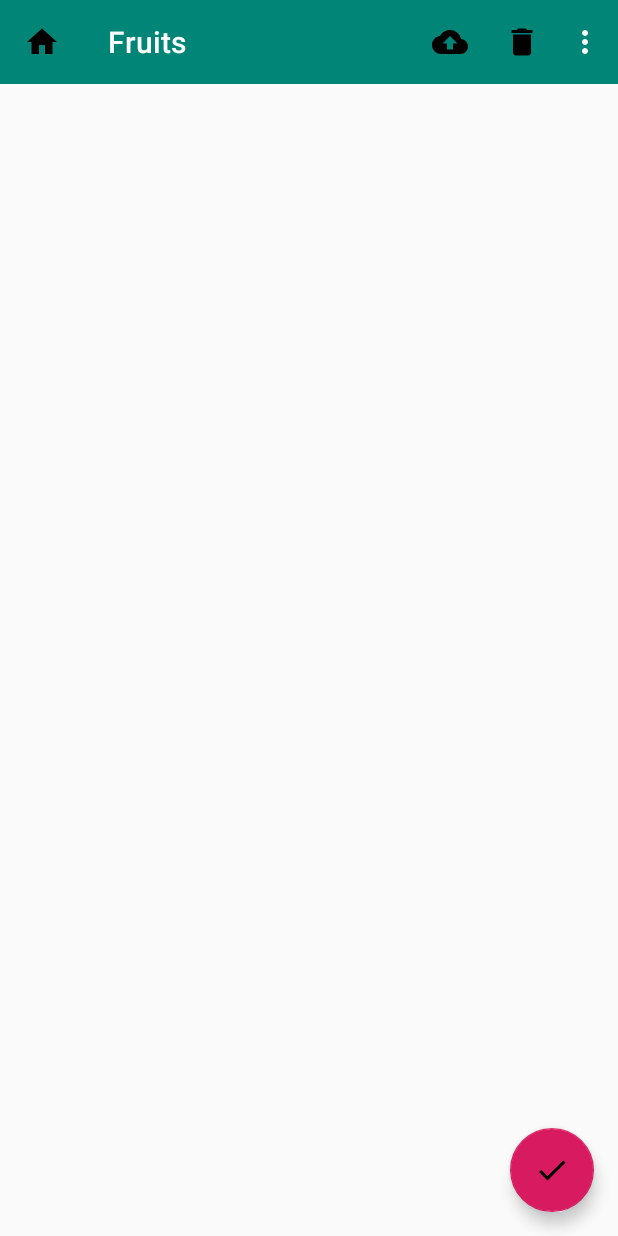
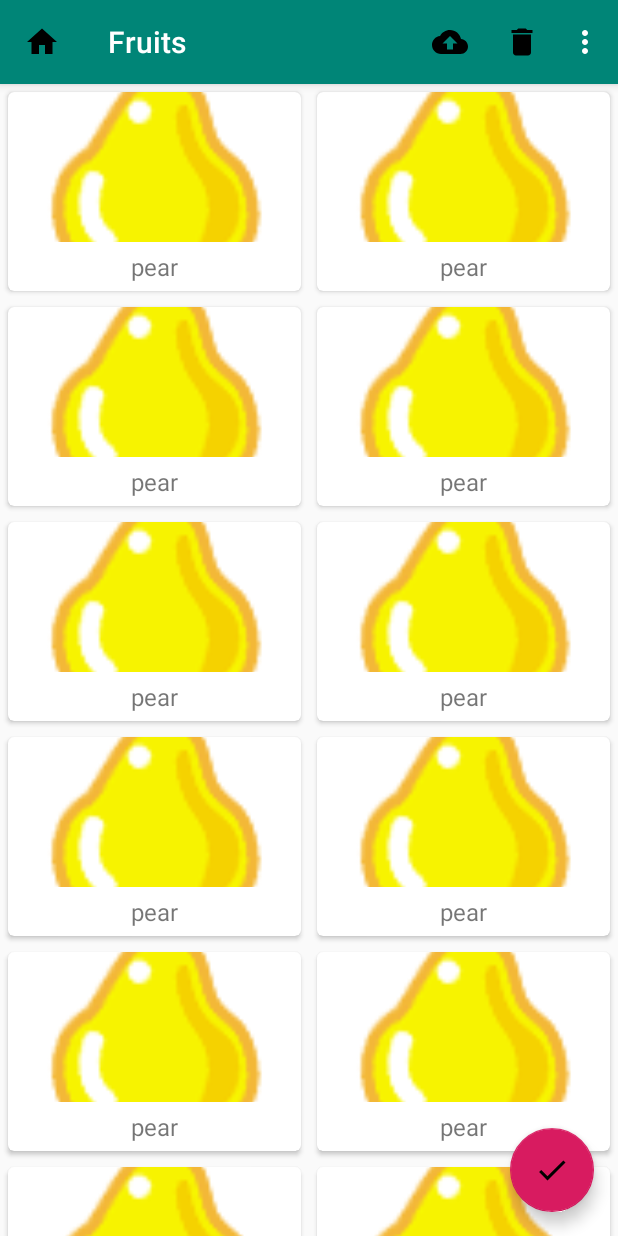
Before and after one commit to wuyantian/androidstudy, an Android app: the screen it shows after launch (MainActivity), on a phone screen of 412 x 824 dp. Run offline under Robolectric (Android 15) with nearby library versions, the phone set to English and light mode, and no system bars.

Commit message:
“添加卡片式布局”

```diff
--- a/MaterialDesignTest/app/build.gradle
+++ b/MaterialDesignTest/app/build.gradle
@@ -27,4 +27,8 @@ dependencies {
     androidTestImplementation 'com.android.support.test:runner:1.0.2'
     androidTestImplementation 'com.android.support.test.espresso:espresso-core:3.0.2'
     implementation 'com.android.support:design:28.0.0'
+    implementation 'com.android.support:design:28.0.0'
+    implementation 'com.android.support:cardview-v7:28.0.0'
+    implementation 'com.android.support:recyclerview-v7:28.0.0'
+    implementation 'com.github.bumptech.glide:glide:4.9.0'
 }
--- /dev/null
+++ b/MaterialDesignTest/app/src/main/java/com/example/materialdesigntest/Fruit.java
@@ -0,0 +1,19 @@
+package com.example.materialdesigntest;
+
+public class Fruit {
+    private String name;
+    private int imageId;
+
+    public Fruit(String name, int imageId) {
+        this.name = name;
+        this.imageId = imageId;
+    }
+
+    public String getName() {
+        return name;
+    }
+
+    public int getImageId() {
+        return imageId;
+    }
+}
--- /dev/null
+++ b/MaterialDesignTest/app/src/main/java/com/example/materialdesigntest/FruitAdapter.java
@@ -0,0 +1,59 @@
+package com.example.materialdesigntest;
+
+import android.content.Context;
+import android.support.annotation.NonNull;
+import android.support.v7.widget.CardView;
+import android.support.v7.widget.RecyclerView;
+import android.view.LayoutInflater;
+import android.view.View;
+import android.view.ViewGroup;
+import android.widget.ImageView;
+import android.widget.TextView;
+
+import com.bumptech.glide.Glide;
+
+import java.util.List;
+
+public class FruitAdapter extends RecyclerView.Adapter<FruitAdapter.ViewHolder> {
+    private Context mContext;
+    private List<Fruit>mFruitList;
+
+    public FruitAdapter(List<Fruit> mFruitList) {
+        this.mFruitList = mFruitList;
+    }
+
+    @NonNull
+    @Override
+    public ViewHolder onCreateViewHolder(@NonNull ViewGroup viewGroup, int i) {
+        if (mContext==null){
+            mContext=viewGroup.getContext();
+        }
+        View view= LayoutInflater.from(mContext).inflate(R.layout.fruit_item,viewGroup,false);
+        return new ViewHolder(view);
+    }
+
+    @Override
+    public void onBindViewHolder(@NonNull ViewHolder viewHolder, int i) {
+        Fruit fruit=mFruitList.get(i);
+        viewHolder.fruitName.setText(fruit.getName());
+        Glide.with(mContext).load(fruit.getImageId()).into(viewHolder.fruitImage);
+
+    }
+
+    @Override
+    public int getItemCount() {
+        return mFruitList.size();
+    }
+
+    public class ViewHolder extends RecyclerView.ViewHolder {
+        CardView cardView;
+        ImageView fruitImage;
+        TextView fruitName;
+        public ViewHolder(@NonNull View itemView) {
+            super(itemView);
+            cardView=(CardView)itemView;
+            fruitImage=itemView.findViewById(R.id.fruit_image);
+            fruitName=itemView.findViewById(R.id.fruit_name);
+        }
+    }
+}
--- a/MaterialDesignTest/app/src/main/java/com/example/materialdesigntest/MainActivity.java
+++ b/MaterialDesignTest/app/src/main/java/com/example/materialdesigntest/MainActivity.java
@@ -9,6 +9,8 @@ import android.support.v4.widget.DrawerLayout;
 import android.support.v7.app.ActionBar;
 import android.support.v7.app.AppCompatActivity;
 import android.os.Bundle;
+import android.support.v7.widget.GridLayoutManager;
+import android.support.v7.widget.RecyclerView;
 import android.support.v7.widget.Toolbar;
 import android.view.Menu;
 import android.view.MenuItem;
@@ -16,20 +18,37 @@ import android.view.View;
 import android.widget.GridLayout;
 import android.widget.Toast;
 
+import java.util.ArrayList;
+import java.util.List;
+import java.util.Random;
+
 public class MainActivity extends AppCompatActivity {
     private Toolbar toolbar;
     private DrawerLayout drawerLayout;
     private NavigationView navigationView;
     private FloatingActionButton fab;
-
+    private Fruit[]fruits={new Fruit("apple",R.drawable.apple_pic),new Fruit("banana",R.drawable.banana_pic)
+    ,new Fruit("cherry",R.drawable.cherry_pic),new Fruit("grape",R.drawable.grape_pic)
+            ,new Fruit("mango",R.drawable.mango_pic),
+            new Fruit("orange",R.drawable.orange_pic),
+            new Fruit("pear",R.drawable.pear_pic),
+            new Fruit("pineapple",R.drawable.pineapple_pic),
+            new Fruit("strawberry",R.drawable.strawberry_pic),
+            new Fruit("watermelon",R.drawable.watermelon_pic)
+    };
+    private List<Fruit>fruitList=new ArrayList<>();
+    private FruitAdapter adapter;
+    private RecyclerView recyclerView;
     @Override
     protected void onCreate(Bundle savedInstanceState) {
         super.onCreate(savedInstanceState);
         setContentView(R.layout.activity_main);
+        initFruits();
         toolbar=findViewById(R.id.tool_bar);
         setSupportActionBar(toolbar);
         drawerLayout=findViewById(R.id.drawer_layout);
         navigationView=findViewById(R.id.nav_view);
+        recyclerView=findViewById(R.id.recycler_view);
         fab=findViewById(R.id.fab);
         ActionBar actionBar=getSupportActionBar();
         if (actionBar!=null){
@@ -56,6 +75,11 @@ public class MainActivity extends AppCompatActivity {
 
             }
         });
+
+        GridLayoutManager layoutManager=new GridLayoutManager(this,2);
+        recyclerView.setLayoutManager(layoutManager);
+        adapter=new FruitAdapter(fruitList);
+        recyclerView.setAdapter(adapter);
 
     }
 
@@ -84,4 +108,12 @@ public class MainActivity extends AppCompatActivity {
         }
         return true;
     }
+    private void initFruits(){
+        fruitList.clear();
+        for (int i=0;i<50;i++){
+            Random random=new Random();
+            int index=random.nextInt(fruits.length);
+            fruitList.add(fruits[index]);
+        }
+    }
 }
--- a/MaterialDesignTest/app/src/main/res/layout/activity_main.xml
+++ b/MaterialDesignTest/app/src/main/res/layout/activity_main.xml
@@ -7,6 +7,9 @@
     <android.support.design.widget.CoordinatorLayout
         android:layout_width="match_parent"
         android:layout_height="match_parent">
+        <android.support.design.widget.AppBarLayout
+            android:layout_width="match_parent"
+            android:layout_height="wrap_content">
             <android.support.v7.widget.Toolbar
                 android:id="@+id/tool_bar"
                 android:layout_width="match_parent"
@@ -14,6 +17,13 @@
                 android:background="?attr/colorPrimary"
                 android:theme="@style/ThemeOverlay.AppCompat.Dark.ActionBar"
                 app:popupTheme="@style/ThemeOverlay.AppCompat.Light"></android.support.v7.widget.Toolbar>
+        </android.support.design.widget.AppBarLayout>
+
+        <android.support.v7.widget.RecyclerView
+            android:id="@+id/recycler_view"
+            android:layout_width="match_parent"
+            android:layout_height="match_parent"
+            app:layout_behavior="@string/appbar_scrolling_view_behavior"></android.support.v7.widget.RecyclerView>
         <android.support.design.widget.FloatingActionButton
             android:layout_width="wrap_content"
             android:layout_height="wrap_content"
--- /dev/null
+++ b/MaterialDesignTest/app/src/main/res/layout/fruit_item.xml
@@ -0,0 +1,26 @@
+<?xml version="1.0" encoding="utf-8"?>
+<android.support.v7.widget.CardView xmlns:android="http://schemas.android.com/apk/res/android"
+    android:layout_width="match_parent"
+    android:layout_height="wrap_content"
+    xmlns:app="http://schemas.android.com/apk/res-auto"
+    android:layout_margin="5dp"
+    app:cardCornerRadius="4dp">
+    <LinearLayout
+        android:orientation="vertical"
+        android:layout_width="match_parent"
+        android:layout_height="wrap_content">
+        <ImageView
+            android:id="@+id/fruit_image"
+            android:layout_width="match_parent"
+            android:layout_height="100dp"
+            android:scaleType="centerCrop"/>
+        <TextView
+            android:id="@+id/fruit_name"
+            android:layout_width="wrap_content"
+            android:layout_height="wrap_content"
+            android:layout_gravity="center_horizontal"
+            android:layout_margin="5dp"
+            android:textSize="16sp"/>
+    </LinearLayout>
+
+</android.support.v7.widget.CardView>
```
Also changed, not shown: MaterialDesignTest/app/src/main/res/drawable-xxhdpi/apple_pic.png (added), MaterialDesignTest/app/src/main/res/drawable-xxhdpi/banana_pic.png (added), MaterialDesignTest/app/src/main/res/drawable-xxhdpi/cherry_pic.png (added), MaterialDesignTest/app/src/main/res/drawable-xxhdpi/grape_pic.png (added), MaterialDesignTest/app/src/main/res/drawable-xxhdpi/mango_pic.png (added), MaterialDesignTest/app/src/main/res/drawable-xxhdpi/orange_pic.png (added), MaterialDesignTest/app/src/main/res/drawable-xxhdpi/pear_pic.png (added), MaterialDesignTest/app/src/main/res/drawable-xxhdpi/pineapple_pic.png (added), MaterialDesignTest/app/src/main/res/drawable-xxhdpi/strawberry_pic.png (added), MaterialDesignTest/app/src/main/res/drawable-xxhdpi/watermelon_pic.png (added). Lines whose indentation alone changed are shown as unchanged.
